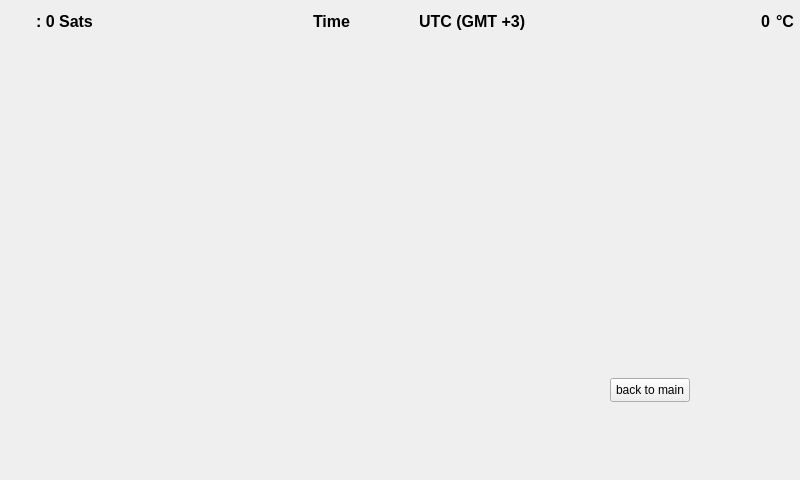
This is GUI/HalsWindow.ui in Lom-Karatist/HALS as Qt 5 draws it before an edit. The edited form follows.
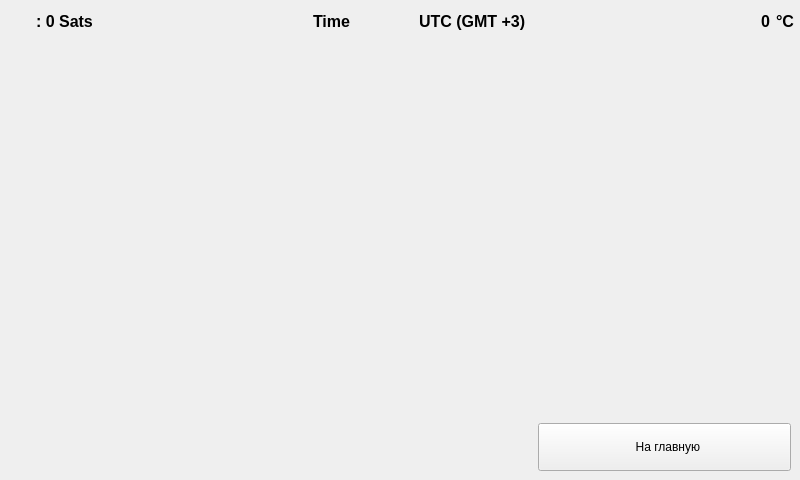
This is the edited form. The open tabs and pages were chosen to show the change. Icons and pictures are not drawn.

Commit message: Extra page was added to stacked widget

Diff of the .ui file:
```diff
--- a/GUI/HalsWindow.ui
+++ b/GUI/HalsWindow.ui
@@ -32,7 +32,10 @@
    <string>HalsWindow</string>
   </property>
   <widget class="QWidget" name="centralwidget">
-   <layout class="QVBoxLayout" name="verticalLayout">
+   <layout class="QVBoxLayout" name="verticalLayout_2">
+    <property name="spacing">
+     <number>0</number>
+    </property>
     <property name="leftMargin">
      <number>0</number>
     </property>
@@ -232,6 +235,53 @@
       <property name="currentIndex">
        <number>0</number>
       </property>
+      <widget class="QWidget" name="settingsPage">
+       <layout class="QVBoxLayout" name="verticalLayout">
+        <item>
+         <spacer name="verticalSpacer">
+          <property name="orientation">
+           <enum>Qt::Vertical</enum>
+          </property>
+          <property name="sizeHint" stdset="0">
+           <size>
+            <width>20</width>
+            <height>40</height>
+           </size>
+          </property>
+         </spacer>
+        </item>
+        <item>
+         <layout class="QHBoxLayout" name="horizontalLayout_4">
+          <item>
+           <spacer name="horizontalSpacer_3">
+            <property name="orientation">
+             <enum>Qt::Horizontal</enum>
+            </property>
+            <property name="sizeHint" stdset="0">
+             <size>
+              <width>40</width>
+              <height>20</height>
+             </size>
+            </property>
+           </spacer>
+          </item>
+          <item>
+           <widget class="QPushButton" name="pushButtonToMainPage">
+            <property name="minimumSize">
+             <size>
+              <width>253</width>
+              <height>48</height>
+             </size>
+            </property>
+            <property name="text">
+             <string>  На главную</string>
+            </property>
+           </widget>
+          </item>
+         </layout>
+        </item>
+       </layout>
+      </widget>
       <widget class="QWidget" name="mainPage">
        <property name="minimumSize">
         <size>
@@ -434,20 +484,55 @@
         </item>
        </layout>
       </widget>
-      <widget class="QWidget" name="settingsPage">
-       <widget class="QPushButton" name="pushButtonToMainPage">
-        <property name="geometry">
-         <rect>
-          <x>610</x>
-          <y>330</y>
-          <width>80</width>
-          <height>24</height>
-         </rect>
-        </property>
-        <property name="text">
-         <string>back to main</string>
-        </property>
-       </widget>
+      <widget class="QWidget" name="cameraPage">
+       <layout class="QHBoxLayout" name="horizontalLayout_3">
+        <item>
+         <layout class="QVBoxLayout" name="verticalLayout_4">
+          <item>
+           <spacer name="verticalSpacer_2">
+            <property name="orientation">
+             <enum>Qt::Vertical</enum>
+            </property>
+            <property name="sizeHint" stdset="0">
+             <size>
+              <width>20</width>
+              <height>40</height>
+             </size>
+            </property>
+           </spacer>
+          </item>
+          <item>
+           <widget class="QPushButton" name="pushButtonToMainPage_2">
+            <property name="minimumSize">
+             <size>
+              <width>253</width>
+              <height>48</height>
+             </size>
+            </property>
+            <property name="text">
+             <string>  На главную</string>
+            </property>
+           </widget>
+          </item>
+         </layout>
+        </item>
+        <item>
+         <widget class="QLabel" name="labelCameraImage">
+          <property name="sizePolicy">
+           <sizepolicy hsizetype="Expanding" vsizetype="Expanding">
+            <horstretch>0</horstretch>
+            <verstretch>0</verstretch>
+           </sizepolicy>
+          </property>
+          <property name="frameShape">
+           <enum>QFrame::Box</enum>
+          </property>
+          <property name="text">
+           <string>TextLabel</string>
+          </property>
+         </widget>
+        </item>
+       </layout>
       </widget>
      </widget>
     </item>
```
Left out of the diff: 4 changed lines with no effect on the pictures. The commit also changes 7 other files.
